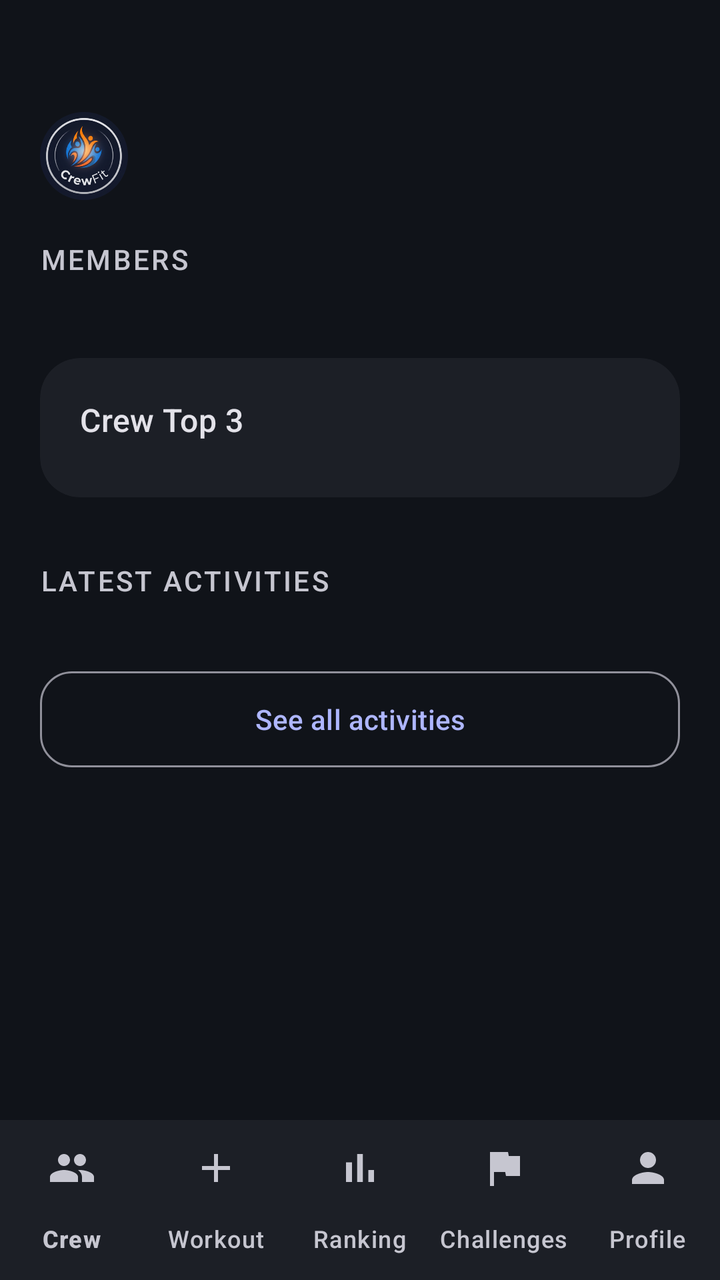
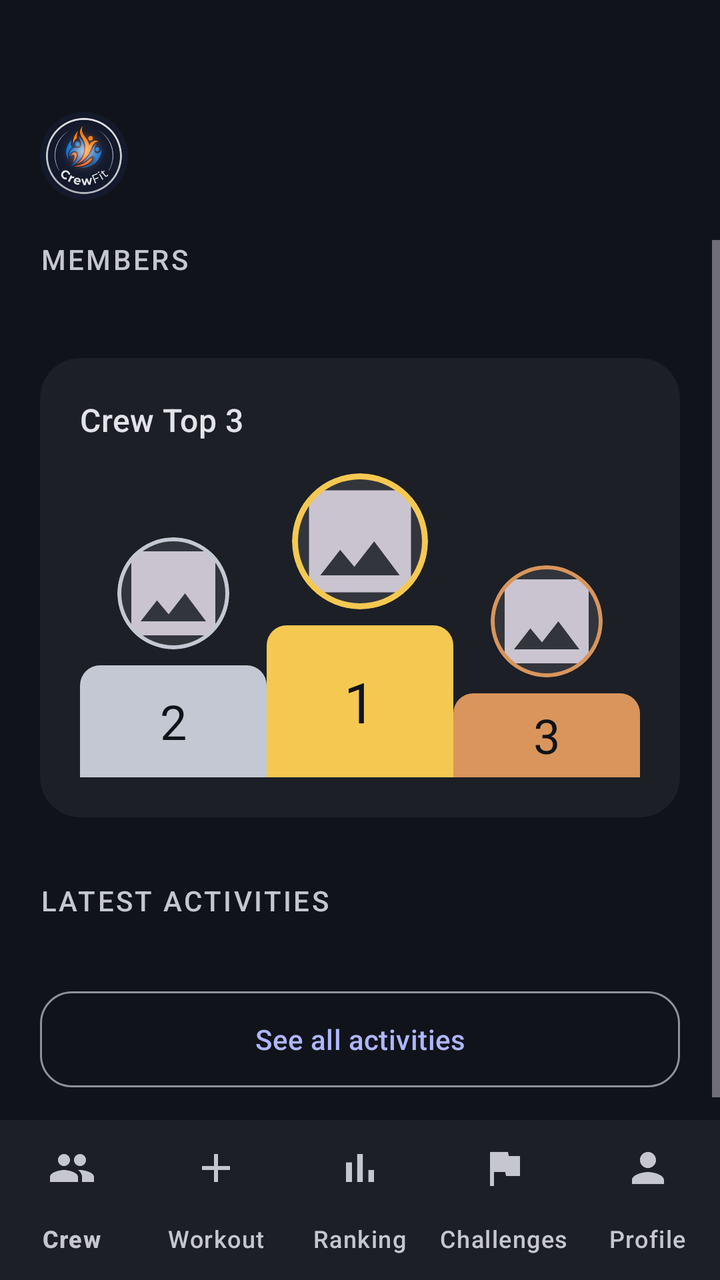

Compare the two renders of this Android layout. The source of the first and the diff that turns it into the second are given below.
<!-- AndroidManifest.xml: application theme Theme.MobileSE -->
<!-- res/layout/screen_main_hub.xml -->
<?xml version="1.0" encoding="utf-8"?>
<androidx.constraintlayout.widget.ConstraintLayout xmlns:android="http://schemas.android.com/apk/res/android"
    xmlns:app="http://schemas.android.com/apk/res-auto"
    android:layout_width="match_parent"
    android:layout_height="match_parent"
    android:background="?attr/colorSurface">

    
    <androidx.constraintlayout.widget.ConstraintLayout
        android:id="@+id/clHeader"
        android:layout_width="match_parent"
        android:layout_height="wrap_content"
        android:paddingTop="56dp"
        android:paddingStart="@dimen/screen_padding_horizontal"
        android:paddingEnd="@dimen/screen_padding_horizontal"
        android:paddingBottom="20dp"
        app:layout_constraintTop_toTopOf="parent">

        <com.google.android.material.card.MaterialCardView
            android:id="@+id/cvHomeLogoContainer"
            android:layout_width="@dimen/logo_size_small"
            android:layout_height="@dimen/logo_size_small"
            app:cardCornerRadius="@dimen/logo_radius_small"
            app:cardElevation="0dp"
            app:strokeWidth="0dp"
            app:cardBackgroundColor="@android:color/transparent"
            app:layout_constraintTop_toTopOf="parent"
            app:layout_constraintStart_toStartOf="parent">

            <ImageView
                android:id="@+id/ivHomeLogo"
                android:layout_width="match_parent"
                android:layout_height="match_parent"
                android:src="@drawable/logo_new"
                android:contentDescription="@string/logo_desc"
                android:scaleType="centerCrop" />
        </com.google.android.material.card.MaterialCardView>

        
        <TextView
            android:id="@+id/tvHomeCrewName"
            android:layout_width="0dp"
            android:layout_height="wrap_content"
            android:textAppearance="?attr/textAppearanceHeadlineSmall"
            android:textColor="?attr/colorOnSurface"
            android:maxLines="2"
            android:ellipsize="end"
            android:layout_marginStart="16dp"
            app:layout_constraintTop_toTopOf="@id/cvHomeLogoContainer"
            app:layout_constraintBottom_toBottomOf="@id/cvHomeLogoContainer"
            app:layout_constraintStart_toEndOf="@id/cvHomeLogoContainer"
            app:layout_constraintEnd_toEndOf="parent" />
    </androidx.constraintlayout.widget.ConstraintLayout>

    <ScrollView
        android:layout_width="match_parent"
        android:layout_height="0dp"
        android:fillViewport="true"
        android:clipToPadding="false"
        app:layout_constraintTop_toBottomOf="@id/clHeader"
        app:layout_constraintBottom_toTopOf="@id/bottomNav">

        <androidx.constraintlayout.widget.ConstraintLayout
            android:layout_width="match_parent"
            android:layout_height="wrap_content">

        <LinearLayout
            style="@style/ContentColumn"
            android:paddingBottom="24dp">

            <TextView
                style="@style/TextAppearance.CrewFit.SectionLabel"
                android:layout_width="wrap_content"
                android:layout_height="wrap_content"
                android:text="@string/members_label" />

            <HorizontalScrollView
                android:id="@+id/hsvMembers"
                android:layout_width="match_parent"
                android:layout_height="wrap_content"
                android:layout_marginTop="12dp"
                android:scrollbars="none">

                <LinearLayout
                    android:id="@+id/llMembersContainer"
                    android:layout_width="wrap_content"
                    android:layout_height="wrap_content"
                    android:orientation="horizontal"
                    android:gravity="center_vertical" />
            </HorizontalScrollView>

            
            <com.google.android.material.card.MaterialCardView
                style="@style/Widget.CrewFit.Card"
                android:layout_width="match_parent"
                android:layout_height="wrap_content"
                android:layout_marginTop="28dp">

                <LinearLayout
                    android:layout_width="match_parent"
                    android:layout_height="wrap_content"
                    android:orientation="vertical"
                    android:padding="@dimen/card_padding">

                    <TextView
                        android:id="@+id/tvRankingLabel"
                        android:layout_width="wrap_content"
                        android:layout_height="wrap_content"
                        android:text="@string/top_3_label"
                        android:textAppearance="?attr/textAppearanceTitleMedium"
                        android:textColor="?attr/colorOnSurface" />

                    <LinearLayout
                        android:id="@+id/llRankingContainer"
                        android:layout_width="match_parent"
                        android:layout_height="wrap_content"
                        android:orientation="vertical"
                        android:layout_marginTop="8dp" />
                </LinearLayout>
            </com.google.android.material.card.MaterialCardView>

            <TextView
                android:id="@+id/tvLatestActivitiesLabel"
                style="@style/TextAppearance.CrewFit.SectionLabel"
                android:layout_width="wrap_content"
                android:layout_height="wrap_content"
                android:layout_marginTop="32dp"
                android:text="@string/latest_activities_label" />

            <LinearLayout
                android:id="@+id/llLatestActivitiesContainer"
                android:layout_width="match_parent"
                android:layout_height="wrap_content"
                android:orientation="vertical"
                android:layout_marginTop="12dp" />

            
            <com.google.android.material.button.MaterialButton
                android:id="@+id/btnAllActivities"
                style="@style/Widget.CrewFit.Button.Outlined"
                android:layout_width="match_parent"
                android:layout_height="wrap_content"
                android:layout_marginTop="20dp"
                android:text="@string/see_all_activities" />

        </LinearLayout>
        </androidx.constraintlayout.widget.ConstraintLayout>
    </ScrollView>

    <com.google.android.material.bottomnavigation.BottomNavigationView
        android:id="@+id/bottomNav"
        style="@style/Widget.CrewFit.BottomNav"
        android:layout_width="match_parent"
        android:layout_height="wrap_content"
        app:menu="@menu/menu_bottom_nav"
        app:layout_constraintBottom_toBottomOf="parent" />

</androidx.constraintlayout.widget.ConstraintLayout>
<!-- resources referenced by this layout -->
<resources>
  <dimen name="card_padding">20dp</dimen>
  <dimen name="logo_radius_small">22dp</dimen>
  <dimen name="logo_size_small">44dp</dimen>
  <dimen name="screen_padding_horizontal">20dp</dimen>
  <string name="latest_activities_label">Latest Activities</string>
  <string name="logo_desc">CrewFit Logo</string>
  <string name="members_label">Members</string>
  <string name="see_all_activities">See all activities</string>
  <string name="top_3_label">Crew Top 3</string>
  <style name="Theme.MobileSE" parent="Base.Theme.MobileSE" />
  <dimen name="content_max_width">2000dp</dimen>
  <color name="md_on_surface_variant">#C6C6D0</color>
  <color name="md_surface_container">#1C1F26</color>
  <color name="md_primary">#AEB6FF</color>
  <color name="md_on_primary">#1B1B5C</color>
  <color name="md_primary_container">#3A3F9E</color>
  <color name="md_on_primary_container">#E0E3FF</color>
  <color name="md_secondary">#6FE7B7</color>
  <color name="md_on_secondary">#00382A</color>
  <color name="md_secondary_container">#00513E</color>
  <color name="md_on_secondary_container">#8CFFD1</color>
  <color name="md_tertiary">#FFB77C</color>
  <color name="md_on_tertiary">#4A2800</color>
  <color name="md_tertiary_container">#6A3B00</color>
  <color name="md_on_tertiary_container">#FFDCC2</color>
  <color name="md_error">#FFB4AB</color>
  <color name="md_on_error">#690005</color>
  <color name="md_error_container">#93000A</color>
  <color name="md_on_error_container">#FFDAD6</color>
  <color name="md_surface">#101319</color>
  <color name="md_on_surface">#E3E2E9</color>
  <color name="md_surface_variant">#45464F</color>
  <color name="md_surface_container_lowest">#0B0E13</color>
  <color name="md_surface_container_low">#181B21</color>
  <color name="md_surface_container_high">#272A31</color>
  <color name="md_surface_container_highest">#32353C</color>
  <color name="md_outline">#90909A</color>
  <color name="md_outline_variant">#45464F</color>
  <color name="md_inverse_surface">#E3E2E9</color>
  <color name="md_inverse_on_surface">#2E3036</color>
  <style name="ShapeAppearance.CrewFit.Small" parent="ShapeAppearance.Material3.Corner.Small">
          <item name="cornerSize">12dp</item>
      </style>
  <style name="ShapeAppearance.CrewFit.Large" parent="ShapeAppearance.Material3.Corner.Large">
          <item name="cornerSize">28dp</item>
      </style>
  <!-- unchanged entries left out for length: 16 -->
</resources>

<!-- the commit's change to res/layout/screen_main_hub.xml (unified diff, before → after) -->
@@ -110,12 +110,12 @@
                         android:textAppearance="?attr/textAppearanceTitleMedium"
                         android:textColor="?attr/colorOnSurface" />
 
-                    <LinearLayout
-                        android:id="@+id/llRankingContainer"
+                    <include
+                        android:id="@+id/podium"
+                        layout="@layout/view_podium"
                         android:layout_width="match_parent"
                         android:layout_height="wrap_content"
-                        android:orientation="vertical"
-                        android:layout_marginTop="8dp" />
+                        android:layout_marginTop="16dp" />
                 </LinearLayout>
             </com.google.android.material.card.MaterialCardView>
 
@@ -156,3 +156,145 @@
         app:layout_constraintBottom_toBottomOf="parent" />
 
 </androidx.constraintlayout.widget.ConstraintLayout>
+<!-- res/layout/view_podium.xml (included above) -->
+<?xml version="1.0" encoding="utf-8"?>
+<LinearLayout xmlns:android="http://schemas.android.com/apk/res/android"
+    xmlns:app="http://schemas.android.com/apk/res-auto"
+    xmlns:tools="http://schemas.android.com/tools"
+    android:layout_width="match_parent"
+    android:layout_height="wrap_content"
+    android:orientation="horizontal"
+    android:baselineAligned="false"
+    android:gravity="bottom">
+
+    
+    <LinearLayout
+        android:id="@+id/llPodiumSecond"
+        android:layout_width="0dp"
+        android:layout_height="wrap_content"
+        android:layout_weight="1"
+        android:orientation="vertical"
+        android:gravity="center_horizontal|bottom">
+
+        <com.google.android.material.card.MaterialCardView
+            android:layout_width="@dimen/podium_avatar_size"
+            android:layout_height="@dimen/podium_avatar_size"
+            android:layout_marginBottom="8dp"
+            app:cardCornerRadius="@dimen/podium_avatar_radius"
+            app:cardElevation="0dp"
+            app:strokeWidth="2dp"
+            app:strokeColor="@color/podium_second"
+            app:cardBackgroundColor="?attr/colorSurfaceContainerHighest">
+
+            <ImageView
+                android:id="@+id/ivPodiumSecond"
+                android:layout_width="match_parent"
+                android:layout_height="match_parent"
+                android:scaleType="centerCrop"
+                android:src="@drawable/ic_image" />
+        </com.google.android.material.card.MaterialCardView>
+
+        <FrameLayout
+            android:layout_width="match_parent"
+            android:layout_height="@dimen/podium_block_second_height"
+            android:background="@drawable/bg_podium_block"
+            android:backgroundTint="@color/podium_second">
+
+            <TextView
+                android:layout_width="wrap_content"
+                android:layout_height="wrap_content"
+                android:layout_gravity="center"
+                android:text="@string/podium_rank_2"
+                android:textAppearance="?attr/textAppearanceHeadlineSmall"
+                android:textColor="@color/md_surface"
+                tools:ignore="RelativeOverlap" />
+        </FrameLayout>
+    </LinearLayout>
+
+    
+    <LinearLayout
+        android:id="@+id/llPodiumFirst"
+        android:layout_width="0dp"
+        android:layout_height="wrap_content"
+        android:layout_weight="1"
+        android:orientation="vertical"
+        android:gravity="center_horizontal|bottom">
+
+        <com.google.android.material.card.MaterialCardView
+            android:layout_width="@dimen/podium_avatar_size_first"
+            android:layout_height="@dimen/podium_avatar_size_first"
+            android:layout_marginBottom="8dp"
+            app:cardCornerRadius="@dimen/podium_avatar_radius_first"
+            app:cardElevation="0dp"
+            app:strokeWidth="3dp"
+            app:strokeColor="@color/podium_first"
+            app:cardBackgroundColor="?attr/colorSurfaceContainerHighest">
+
+            <ImageView
+                android:id="@+id/ivPodiumFirst"
+                android:layout_width="match_parent"
+                android:layout_height="match_parent"
+                android:scaleType="centerCrop"
+                android:src="@drawable/ic_image" />
+        </com.google.android.material.card.MaterialCardView>
+
+        <FrameLayout
+            android:layout_width="match_parent"
+            android:layout_height="@dimen/podium_block_first_height"
+            android:background="@drawable/bg_podium_block"
+            android:backgroundTint="@color/podium_first">
+
+            <TextView
+                android:layout_width="wrap_content"
+                android:layout_height="wrap_content"
+                android:layout_gravity="center"
+                android:text="@string/podium_rank_1"
+                android:textAppearance="?attr/textAppearanceHeadlineMedium"
+                android:textColor="@color/md_surface" />
+        </FrameLayout>
+    </LinearLayout>
+
+    
+    <LinearLayout
+        android:id="@+id/llPodiumThird"
+        android:layout_width="0dp"
+        android:layout_height="wrap_content"
+        android:layout_weight="1"
+        android:orientation="vertical"
+        android:gravity="center_horizontal|bottom">
+
+        <com.google.android.material.card.MaterialCardView
+            android:layout_width="@dimen/podium_avatar_size"
+            android:layout_height="@dimen/podium_avatar_size"
+            android:layout_marginBottom="8dp"
+            app:cardCornerRadius="@dimen/podium_avatar_radius"
+            app:cardElevation="0dp"
+            app:strokeWidth="2dp"
+            app:strokeColor="@color/podium_third"
+            app:cardBackgroundColor="?attr/colorSurfaceContainerHighest">
+
+            <ImageView
+                android:id="@+id/ivPodiumThird"
+                android:layout_width="match_parent"
+                android:layout_height="match_parent"
+                android:scaleType="centerCrop"
+                android:src="@drawable/ic_image" />
+        </com.google.android.material.card.MaterialCardView>
+
+        <FrameLayout
+            android:layout_width="match_parent"
+            android:layout_height="@dimen/podium_block_third_height"
+            android:background="@drawable/bg_podium_block"
+            android:backgroundTint="@color/podium_third">
+
+            <TextView
+                android:layout_width="wrap_content"
+                android:layout_height="wrap_content"
+                android:layout_gravity="center"
+                android:text="@string/podium_rank_3"
+                android:textAppearance="?attr/textAppearanceHeadlineSmall"
+                android:textColor="@color/md_surface" />
+        </FrameLayout>
+    </LinearLayout>
+
+</LinearLayout>
<!-- resource entries referenced after the edit -->
@@ -3,10 +3,41 @@
   <dimen name="card_padding">20dp</dimen>
   <dimen name="logo_radius_small">22dp</dimen>
   <dimen name="logo_size_small">44dp</dimen>
+  <dimen name="podium_avatar_radius">28dp</dimen>
+  <dimen name="podium_avatar_radius_first">34dp</dimen>
+  <dimen name="podium_avatar_size">56dp</dimen>
+  <dimen name="podium_avatar_size_first">68dp</dimen>
+  <dimen name="podium_block_first_height">76dp</dimen>
+  <dimen name="podium_block_second_height">56dp</dimen>
+  <dimen name="podium_block_third_height">42dp</dimen>
   <dimen name="screen_padding_horizontal">20dp</dimen>
+  <!-- drawable bg_podium_block (drawable) -->
+  <?xml version="1.0" encoding="utf-8"?>
+  <shape xmlns:android="http://schemas.android.com/apk/res/android"
+      android:shape="rectangle">
+      <solid android:color="@android:color/white" />
+      <corners
+          android:topLeftRadius="10dp"
+          android:topRightRadius="10dp" />
+  </shape>
+  <!-- drawable ic_image (drawable) -->
+  <?xml version="1.0" encoding="utf-8"?>
+  <vector xmlns:android="http://schemas.android.com/apk/res/android"
+      android:width="24dp"
+      android:height="24dp"
+      android:viewportWidth="24"
+      android:viewportHeight="24"
+      android:tint="?attr/colorControlNormal">
+      <path
+          android:fillColor="@android:color/white"
+          android:pathData="M21,19V5c0,-1.1 -0.9,-2 -2,-2H5c-1.1,0 -2,0.9 -2,2v14c0,1.1 0.9,2 2,2h14c1.1,0 2,-0.9 2,-2zM8.5,13.5l2.5,3.01L14.5,12l4.5,6H5l3.5,-4.5z" />
+  </vector>
   <string name="latest_activities_label">Latest Activities</string>
   <string name="logo_desc">CrewFit Logo</string>
   <string name="members_label">Members</string>
+  <string name="podium_rank_1">1</string>
+  <string name="podium_rank_2">2</string>
+  <string name="podium_rank_3">3</string>
   <string name="see_all_activities">See all activities</string>
   <string name="top_3_label">Crew Top 3</string>
   <style name="Theme.MobileSE" parent="Base.Theme.MobileSE" />
@@ -30,6 +61,9 @@
   <color name="md_error_container">#93000A</color>
   <color name="md_on_error_container">#FFDAD6</color>
   <color name="md_surface">#101319</color>
+  <color name="podium_first">#F5C851</color>
+  <color name="podium_second">#C3C8D2</color>
+  <color name="podium_third">#D9955C</color>
   <color name="md_on_surface">#E3E2E9</color>
   <color name="md_surface_variant">#45464F</color>
   <color name="md_surface_container_lowest">#0B0E13</color>
